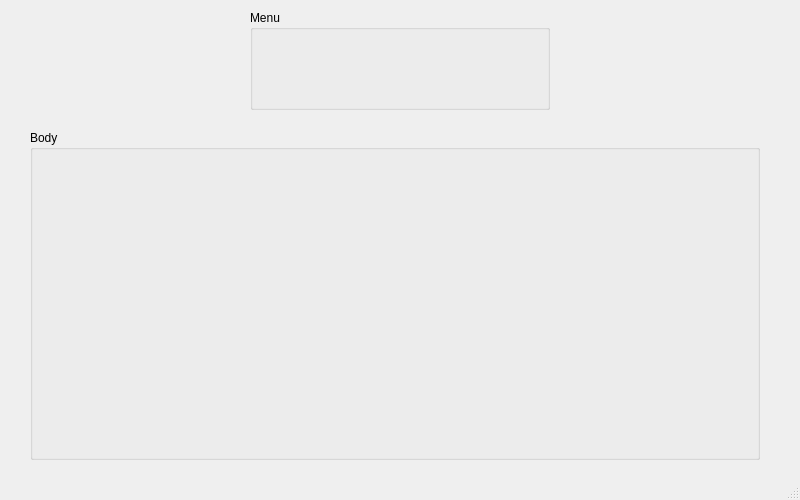
Qt form root/src/gui/mainwindow.ui (mikegrevelinger/LO21_Project) before a commit.
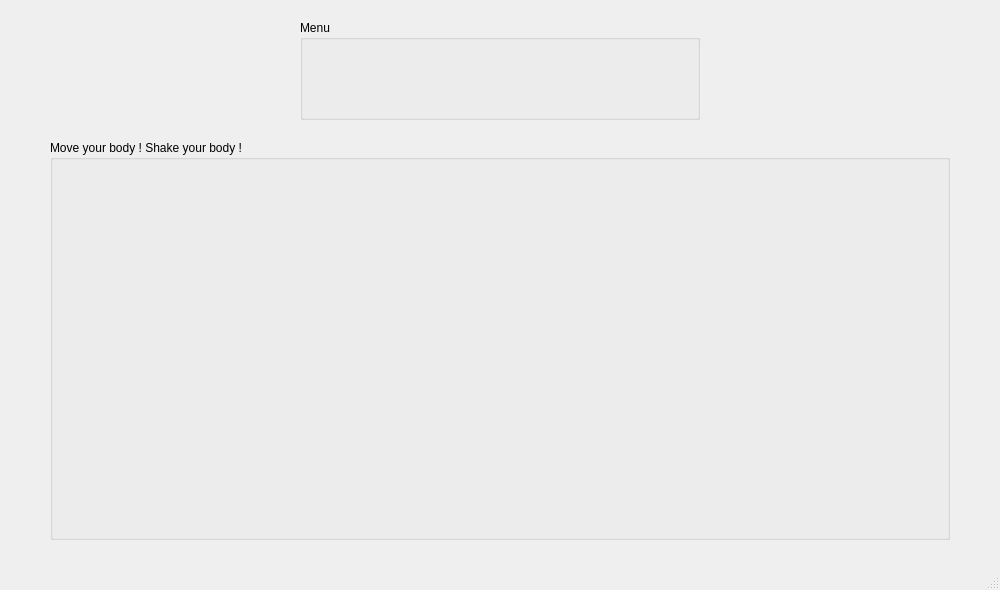
The same form after that commit.

What changed in the file:
```diff
--- a/root/src/gui/mainwindow.ui
+++ b/root/src/gui/mainwindow.ui
@@ -6,8 +6,8 @@
    <rect>
     <x>0</x>
     <y>0</y>
-    <width>800</width>
-    <height>500</height>
+    <width>1000</width>
+    <height>590</height>
    </rect>
   </property>
   <property name="minimumSize">
@@ -34,19 +34,25 @@
    </property>
    <property name="maximumSize">
     <size>
-     <width>800</width>
-     <height>500</height>
+     <width>1000</width>
+     <height>580</height>
     </size>
    </property>
    <widget class="QGroupBox" name="groupBoxMenu">
     <property name="geometry">
      <rect>
-      <x>250</x>
-      <y>10</y>
-      <width>300</width>
+      <x>300</x>
+      <y>20</y>
+      <width>400</width>
       <height>100</height>
      </rect>
     </property>
+    <property name="maximumSize">
+     <size>
+      <width>500</width>
+      <height>125</height>
+     </size>
+    </property>
     <property name="title">
      <string>Menu</string>
     </property>
@@ -55,7 +61,7 @@
       <rect>
        <x>30</x>
        <y>20</y>
-       <width>241</width>
+       <width>351</width>
        <height>71</height>
       </rect>
      </property>
@@ -65,25 +71,29 @@
    <widget class="QGroupBox" name="groupBox">
     <property name="geometry">
      <rect>
-      <x>30</x>
-      <y>130</y>
-      <width>730</width>
-      <height>330</height>
+      <x>50</x>
+      <y>140</y>
+      <width>900</width>
+      <height>400</height>
      </rect>
     </property>
     <property name="title">
-     <string>Body</string>
+     <string>Move your body ! Shake your body !</string>
     </property>
     <widget class="QWidget" name="gridLayoutWidget">
      <property name="geometry">
       <rect>
        <x>20</x>
        <y>30</y>
-       <width>691</width>
-       <height>281</height>
+       <width>851</width>
+       <height>351</height>
       </rect>
      </property>
-     <layout class="QGridLayout" name="LayoutBody"/>
+     <layout class="QVBoxLayout" name="LayoutBody">
+      <item>
+       <layout class="QHBoxLayout" name="menuBody"/>
+      </item>
+     </layout>
     </widget>
    </widget>
   </widget>
```
Left out of the diff: 2 changed lines with no effect on the pictures.
